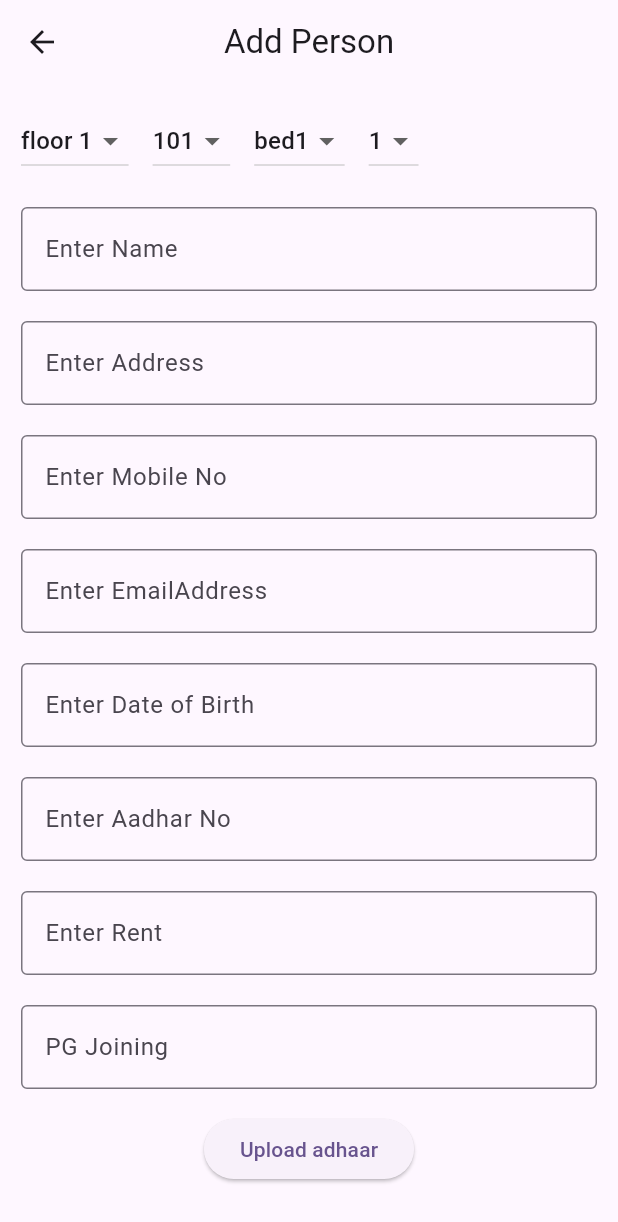
After one commit to Toxic-Whitelgnd/pg-mobile-app, a Flutter app: the AdminAddClientScreen screen opened directly, on a phone screen of 412 x 824 dp. The commit adds this screen. Shown: the top 1222 px of the screen. Run offline on Flutter 3.47's test engine with Material 3 defaults, Android fonts, the phone set to English and light mode, and no system bars; drawn by our look-alikes of modal_progress_hud_nsn; our stand-ins replace image_picker; missing offline and left inert: bson, dart:ffi, mongo_dart.

Commit message:
Added the client adding screen in admin page

```diff
--- a/lib/core/constants/DatabaseConstants.dart
+++ b/lib/core/constants/DatabaseConstants.dart
@@ -1,3 +1,4 @@
 const MONGO_URL = "mongodb+srv://whitelegend56:uMj5ohU3vpwvMrNa@cluster0.p66uz.mongodb.net/PG?retryWrites=true&w=majority&appName=Cluster0";
 const MONGO_AMENITIES_COLLECTION = "amenities";
 const MONGO_COMPLAINTS_COLLECTION = "complaints";
+const MONGO_CLIENT_COLLECTION = "client";
--- /dev/null
+++ b/lib/features/admin/model/ClientModel.dart
@@ -0,0 +1,59 @@
+class ClientModel{
+  late String floor;
+  late String room;
+  late String bed;
+  late String sharing;
+  late String name;
+  late String adharno;
+  late String mobileno;
+  late String address;
+  late String emailaddress;
+  late String dob;
+  late String rent;
+  late String doj;
+  late String adhaarImg;
+  late String clientImg;
+
+  ClientModel(
+      this.floor,
+      this.room,
+      this.bed,
+      this.sharing,
+      this.name,
+      this.adharno,
+      this.mobileno,
+      this.address,
+      this.emailaddress,
+      this.dob,
+      this.rent,
+      this.doj,
+      this.adhaarImg,
+      this.clientImg
+      );
+
+  @override
+  String toString() {
+    return 'ClientModel{floor: $floor, room: $room, bed: $bed, sharing: $sharing, name: $name, adharno: $adharno, mobileno: $mobileno, address: $address, emailaddress: $emailaddress, dob: $dob, rent: $rent, doj: $doj}';
+  }
+
+  Map<String, dynamic> toMap(){
+    return {
+      'floor': floor,
+      'room': room,
+      'bed': bed,
+      'sharing': sharing,
+      'name': name,
+      'adharno': adharno,
+      'mobileno': mobileno,
+      'address': address,
+      'emailaddress': emailaddress,
+      'dob': dob,
+      'rent': rent,
+      'doj': doj,
+      'adhaarimg': adhaarImg,
+      'clientimg': clientImg,
+    };
+  }
+
+
+}
--- /dev/null
+++ b/lib/features/admin/presentation/AddClient_Page.dart
@@ -0,0 +1,553 @@
+import 'dart:convert';
+import 'dart:io';
+
+import 'package:flutter/cupertino.dart';
+import 'package:flutter/material.dart';
+import 'package:flutter/widgets.dart';
+import 'package:image_picker/image_picker.dart';
+import 'package:modal_progress_hud_nsn/modal_progress_hud_nsn.dart';
+import 'package:pgapp/core/constants/ColorConstants.dart';
+import 'package:pgapp/features/admin/model/ClientModel.dart';
+import 'package:pgapp/services/MongoDB.dart';
+
+class AdminAddClientScreen extends StatefulWidget {
+  const AdminAddClientScreen({super.key});
+
+  @override
+  State<AdminAddClientScreen> createState() => _AdminAddClientScreenState();
+}
+
+class _AdminAddClientScreenState extends State<AdminAddClientScreen> {
+  List<String> floors = ["floor 1", "floor 2", "floor 3", "floor 4", "floor 5"];
+  List<String> floor1 = [
+    "101",
+    "102",
+    "103",
+    "104",
+    "105",
+    "106",
+    "107",
+    "108",
+    "109",
+    "110"
+  ];
+  List<String> floor2 = [
+    "201",
+    "202",
+    "203",
+    "204",
+    "205",
+    "206",
+    "207",
+    "208",
+    "209",
+    "210"
+  ];
+  List<String> floor3 = [
+    "301",
+    "302",
+    "303",
+    "304",
+    "305",
+    "306",
+    "307",
+    "308",
+    "309",
+    "310"
+  ];
+  List<String> floor4 = [
+    "401",
+    "402",
+    "403",
+    "404",
+    "405",
+    "406",
+    "407",
+    "408",
+    "409",
+    "410"
+  ];
+  List<String> floor5 = [
+    "501",
+    "502",
+    "503",
+    "504",
+    "505",
+    "506",
+    "507",
+    "508",
+    "509",
+    "510"
+  ];
+
+  List<String> _beds = ["bed1", "bed2", "bed3"];
+  List<String> _sharing = ["1", "2", "3", "4"];
+
+  String _selectedFloor = "floor 1";
+  String _selectedRoom = "101";
+  String _selectedBed = "bed1";
+  String _selectedSharing = "1";
+
+  List<String>? _selectedFloorRooms;
+
+  final TextEditingController _nameController = TextEditingController();
+  final TextEditingController _adharNo = TextEditingController();
+  final TextEditingController _mobileNo = TextEditingController();
+  final TextEditingController _address = TextEditingController();
+  final TextEditingController _emailaddress = TextEditingController();
+  final TextEditingController _dob = TextEditingController();
+  final TextEditingController _rent = TextEditingController();
+  final TextEditingController _doj = TextEditingController();
+
+  MongoDBService _mongoDBService = new MongoDBService();
+
+  // New fields for image picker
+  File? _selectedImage;
+  File? _selectedClientImage;
+  File? _selectedClientCameraImage;
+  File? _selectedImageCamera;
+  final ImagePicker _imagePicker = ImagePicker();
+  String? base64Image;
+  String? base64ClientImage;
+
+  bool loading = false;
+
+  void _changeFloor(String? floor) {
+    setState(() {
+      _selectedFloor = floor!;
+    });
+
+    switch (_selectedFloor) {
+      case "floor 1":
+        _selectedFloorRooms = floor1;
+        break;
+      case "floor 2":
+        _selectedFloorRooms = floor2;
+        break;
+      case "floor 3":
+        _selectedFloorRooms = floor3;
+        break;
+      case "floor 4":
+        _selectedFloorRooms = floor4;
+        break;
+      case "floor 5":
+        _selectedFloorRooms = floor5;
+        break;
+      default:
+        _selectedFloorRooms = floor1;
+        break;
+    }
+
+    _selectedRoom = _selectedFloorRooms!.first;
+  }
+
+  void _changeRoom(String? room) {
+    setState(() {
+      _selectedRoom = room!;
+    });
+  }
+
+  void _changeBed(String? bed) {
+    setState(() {
+      _selectedBed = bed!;
+    });
+  }
+
+  void _changeSharing(String? sharing) {
+    setState(() {
+      _selectedSharing = sharing!;
+    });
+  }
+
+  Future<void> _onSumbitDetails() async {
+
+    setState(() {
+      loading = true;
+    });
+
+    ClientModel cm = ClientModel(
+        _selectedFloor,
+        _selectedRoom,
+        _selectedBed,
+        _selectedSharing,
+        _nameController.text,
+        _adharNo.text,
+        _mobileNo.text.toString(),
+        _address.text,
+        _emailaddress.text,
+        _dob.text.toString(),
+        _rent.text.toString(),
+        _doj.text.toString(),
+        base64Image.toString(),
+        base64ClientImage.toString()
+    );
+
+    print(cm.toString());
+    bool res = await _mongoDBService.addClient(cm);
+    if (res) {
+
+      ScaffoldMessenger.of(context).showSnackBar(
+        const SnackBar(
+          content: Text("Client Added Successfully"),
+          backgroundColor: Colors.green,
+        ),
+      );
+
+      _nameController.clear();
+      _doj.clear();
+      _dob.clear();
+      _rent.clear();
+      _emailaddress.clear();
+      _address.clear();
+      _adharNo.clear();
+      _selectedImage = null;
+      _mobileNo.clear();
+      _selectedClientImage = null;
+      _selectedClientCameraImage = null;
+     _selectedImageCamera  = null;
+    }
+    setState(() {
+      loading = false;
+    });
+  }
+
+  Future<void> _pickImage() async {
+    final pickedFile =
+        await _imagePicker.pickImage(source: ImageSource.gallery);
+    if (pickedFile != null) {
+      setState(() {
+        _selectedImage = File(pickedFile.path);
+      });
+    }
+    // Convert image to Base64
+    final bytes = await _selectedImage!.readAsBytes();
+    base64Image = base64Encode(bytes);
+
+  }
+
+  Future<void> _pickImageCamera() async {
+    final pickedFile =
+    await _imagePicker.pickImage(source: ImageSource.camera);
+    if (pickedFile != null) {
+      setState(() {
+        _selectedImageCamera = File(pickedFile.path);
+      });
+    }
+    // Convert image to Base64
+    final bytes = await _selectedImageCamera!.readAsBytes();
+    base64Image = base64Encode(bytes);
+
+  }
+
+  Future<void> _pickClientImageCamera() async {
+    final pickedFile = await _imagePicker.pickImage(source: ImageSource.camera);
+    if (pickedFile != null) {
+      setState(() {
+        _selectedClientCameraImage = File(pickedFile.path);
+      });
+    }
+    // Convert image to Base64
+    final bytes = await _selectedClientCameraImage!.readAsBytes();
+    base64ClientImage = base64Encode(bytes);
+
+  }
+
+  Future<void> _pickClientImage() async {
+    final pickedFile =
+        await _imagePicker.pickImage(source: ImageSource.gallery);
+    if (pickedFile != null) {
+      setState(() {
+        _selectedClientImage = File(pickedFile.path);
+      });
+    }
+    // Convert image to Base64
+    final bytes = await _selectedClientImage!.readAsBytes();
+    base64ClientImage = base64Encode(bytes);
+
+  }
+
+  @override
+  void initState() {
+    super.initState();
+    _selectedFloorRooms = floor1;
+  }
+
+  @override
+  Widget build(BuildContext context) {
+    return ModalProgressHUD(
+      inAsyncCall: loading,
+      child: Scaffold(
+        appBar: AppBar(
+          title: const Text("Add Person"),
+          centerTitle: true,
+        ),
+        body: Padding(
+          padding: const EdgeInsets.all(14),
+          child: SingleChildScrollView(
+            child: Column(
+              crossAxisAlignment: CrossAxisAlignment.center,
+              children: [
+                Row(
+                  children: [
+                    DropdownButton(
+                      value: _selectedFloor,
+                      items: floors.map((String f) {
+                        return DropdownMenuItem(value: f, child: Text(f));
+                      }).toList(),
+                      onChanged: _changeFloor,
+                    ),
+                    const SizedBox(width: 16),
+                    DropdownButton(
+                      value: _selectedRoom,
+                      items: _selectedFloorRooms?.map((String f) {
+                        return DropdownMenuItem(value: f, child: Text(f));
+                      }).toList(),
+                      onChanged: _changeRoom,
+                    ),
+                    const SizedBox(width: 16),
+                    DropdownButton(
+                      value: _selectedBed,
+                      items: _beds.map((String f) {
+                        return DropdownMenuItem(value: f, child: Text(f));
+                      }).toList(),
+                      onChanged: _changeBed,
+                    ),
+                    const SizedBox(width: 16),
+                    DropdownButton(
+                      value: _selectedSharing,
+                      items: _sharing.map((String f) {
+                        return DropdownMenuItem(value: f, child: Text(f));
+                      }).toList(),
+                      onChanged: _changeSharing,
+                    ),
+                  ],
+                ),
+                const SizedBox(height: 20),
+                TextField(
+                  controller: _nameController,
+                  decoration: const InputDecoration(
+                    labelText: 'Enter Name',
+                    border: OutlineInputBorder(),
+                  ),
+                ),
+                const SizedBox(height: 20),
+                TextField(
+                  controller: _address,
+                  decoration: const InputDecoration(
+                    labelText: 'Enter Address',
+                    border: OutlineInputBorder(),
+                  ),
+                ),
+                const SizedBox(height: 20),
+                TextField(
+                  controller: _mobileNo,
+                  keyboardType: TextInputType.phone,
+                  decoration: const InputDecoration(
+                    labelText: 'Enter Mobile No',
+                    border: OutlineInputBorder(),
+                  ),
+                ),
+                const SizedBox(height: 20),
+                TextField(
+                  controller: _emailaddress,
+                  keyboardType: TextInputType.emailAddress,
+                  decoration: const InputDecoration(
+                    labelText: 'Enter EmailAddress',
+                    border: OutlineInputBorder(),
+                  ),
+                ),
+                const SizedBox(height: 20),
+                TextField(
+                  controller: _dob,
+                  readOnly: true,
+                  keyboardType: TextInputType.datetime,
+                  decoration: const InputDecoration(
+                    labelText: 'Enter Date of Birth',
+                    border: OutlineInputBorder(),
+                  ),
+                  onTap: () async {
+                    // Show the date picker
+                    DateTime? selectedDate = await showDatePicker(
+                      context: context,
+                      initialDate: DateTime.now(), // Current date as default
+                      firstDate: DateTime(1900), // Earliest selectable date
+                      lastDate: DateTime.now(), // Latest selectable date
+                    );
+
+                    // Update the TextField value if a date is selected
+                    if (selectedDate != null) {
+                      _dob.text =
+                          "${selectedDate.day}/${selectedDate.month}/${selectedDate.year}";
+                    }
+                  },
+                ),
+                const SizedBox(height: 20),
+                TextField(
+                  controller: _adharNo,
+                  keyboardType: TextInputType.phone,
+                  decoration: const InputDecoration(
+                    labelText: 'Enter Aadhar No',
+                    border: OutlineInputBorder(),
+                  ),
+                ),
+                const SizedBox(height: 20),
+                TextField(
+                  controller: _rent,
+                  keyboardType: TextInputType.number,
+                  decoration: const InputDecoration(
+                    labelText: 'Enter Rent',
+                    border: OutlineInputBorder(),
+                  ),
+                ),
+                const SizedBox(height: 20),
+                TextField(
+                  controller: _doj,
+                  readOnly: true,
+                  keyboardType: TextInputType.datetime,
+                  decoration: const InputDecoration(
+                    labelText: 'PG Joining',
+                    border: OutlineInputBorder(),
+                  ),
+                  onTap: () async {
+                    // Show the date picker
+                    DateTime? selectedDate = await showDatePicker(
+                      context: context,
+                      initialDate: DateTime.now(), // Current date as default
+                      firstDate: DateTime(2024), // Earliest selectable date
+                      lastDate: DateTime.now(), // Latest selectable date
+                    );
+
+                    // Update the TextField value if a date is selected
+                    if (selectedDate != null) {
+                      _doj.text =
+                          "${selectedDate.day}/${selectedDate.month}/${selectedDate.year}";
+                    }
+                  },
+                ),
+                const SizedBox(height: 16),
+                ElevatedButton(
+                  onPressed: _selectedImageCamera == null ? _pickImage : null,
+                  child: const Text("Upload adhaar"),
+                ),
+                const SizedBox(width: 16),
+                _selectedImage != null
+                    ? Column(
+                      children: [
+                        Image.file(
+                            _selectedImage!,
+                            width: 100,
+                            height: 100,
+                            fit: BoxFit.cover,
+                          ),
+                        GestureDetector(
+                          onTap: () {
+                            setState(() {
+                              _selectedClientImage = null;
+                            });
+                          },
+                          child: Text("x"),
+                        )
+                      ],
+                    )
+                    : const Text(""),
+                const SizedBox(
+                  height: 20,
+                  child: Text("or"),
+                ),
+
+                ElevatedButton(
+                  onPressed: _selectedImage == null ? _pickImageCamera : null,
+                  child: const Text("Take Photo"),
+                ),
+                const SizedBox(height: 20),
+                _selectedImageCamera != null
+                    ? Column(
+                      children: [
+                        Image.file(
+                            _selectedImageCamera!,
+                            width: 100,
+                            height: 100,
+                            fit: BoxFit.cover,
+                          ),
+                        GestureDetector(
+                          onTap: () {
+                            setState(() {
+                              _selectedImageCamera = null;
+                            });
+                          },
+                          child: Text("x"),
+                        )
+                      ],
+                    )
+                    : const Text("No Image Selected"),
+                const SizedBox(height: 20),
+                // TODO: CLIENT IMAGE BELOW START
+                ElevatedButton(
+                  onPressed: _selectedClientCameraImage == null
+                      ? _pickClientImage
+                      : null,
+                  child: const Text("Upload Client"),
+                ),
+                const SizedBox(
+                  height: 20,
+                  child: Text("or"),
+                ),
+                _selectedClientImage != null
+                    ? Column(
+                        children: [
+                          Image.file(
+                            _selectedClientImage!,
+                            width: 100,
+                            height: 100,
+                            fit: BoxFit.cover,
+                          ),
+                          GestureDetector(
+                            onTap: () {
+                              setState(() {
+                                _selectedClientImage = null;
+                              });
+                            },
+                            child: Text("x"),
+                          )
+                        ],
+                      )
+                    : const Text(""),
+                ElevatedButton(
+                  onPressed: _selectedClientImage == null
+                      ? _pickClientImageCamera
+                      : null,
+                  child: const Text("Take Photo"),
+                ),
+                const SizedBox(width: 16),
+                _selectedClientCameraImage != null
+                    ? Column(
+                        children: [
+                          Image.file(
+                            _selectedClientCameraImage!,
+                            width: 100,
+                            height: 100,
+                            fit: BoxFit.cover,
+                          ),
+                          GestureDetector(
+                            onTap: () {
+                              setState(() {
+                                _selectedClientCameraImage = null;
+                              });
+                            },
+                            child: Text("x"),
+                          )
+                        ],
+                      )
+                    : const Text("No Image Selected"),
+                const SizedBox(height: 20),
+                ElevatedButton(onPressed: _onSumbitDetails, child: Text("Add"))
+              ],
+            ),
+          ),
+        ),
+      ),
+    );
+  }
+}
+
+//TODO: ADD LOADER while clicking on the button
--- a/lib/features/admin/presentation/Admin_Page.dart
+++ b/lib/features/admin/presentation/Admin_Page.dart
@@ -4,6 +4,7 @@ import 'package:flutter/material.dart';
 import '../../../core/constants/constants.dart';
 import '../../amenitites/presentation/Amenities_Page.dart';
 import '../../home/presentation/widgets/HomePageWidgets.dart';
+import 'AddClient_Page.dart';
 import 'ViewComplaintsPage.dart';
 
 class AdminScreen extends StatefulWidget {
@@ -27,6 +28,10 @@ class _AdminScreenState extends State<AdminScreen> {
             Navigator.push(context, MaterialPageRoute(builder: (context)=> AdminComplaintsPage()));
           },50),
           SH10,
+          HomePageUsage("Add Client", Icons.comment_bank, () {
+            Navigator.push(context, MaterialPageRoute(builder: (context)=> AdminAddClientScreen()));
+          },50),
+          SH10,
         ],
       ),
     );
--- a/lib/main.dart
+++ b/lib/main.dart
@@ -26,3 +26,8 @@ class MyApp extends StatelessWidget {
     );
   }
 }
+
+// TODO: Roomates, from admin page -> floor , roomno , bed 1,2,3 , name , adhar, mobile, bloodgrp ,
+//  TODO: address, dob, image, adharimage, sharing, starting, ending, rent as list [paid this month, not paid]
+//TODO: display to the client
+//TODO: DB--> Rooms (coll) -> floor,roomno, sharing, person -> as list relation 1 - many
--- a/pubspec.yaml
+++ b/pubspec.yaml
@@ -36,6 +36,8 @@ dependencies:
   # Use with the CupertinoIcons class for iOS style icons.
   cupertino_icons: ^1.0.6
   mongo_dart: ^0.10.3
+  image_picker: ^1.1.2
+  modal_progress_hud_nsn: ^0.5.0
 
 dev_dependencies:
   flutter_test:
```
Also changed, not shown: lib/services/MongoDB.dart (+19 -2 lines), pubspec.lock, 6 other files.
